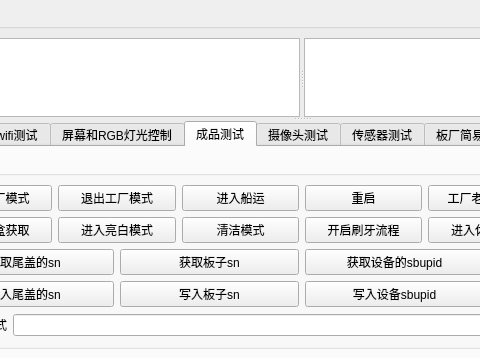
The window that mainwindow.ui (yuhuang163/test) describes before a commit, drawn with Qt 5; both pictures show x 539 to 1019 and y 0 to 358 of the 1252 by 827 pixel window.
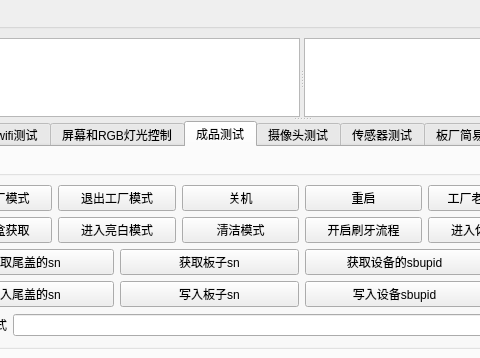
The same window after the commit. The open tabs and pages were chosen to show the change.

```diff
--- a/mainwindow.ui
+++ b/mainwindow.ui
@@ -1017,7 +1017,7 @@
                      <item>
                       <widget class="QPushButton" name="enterShipModeButton">
                        <property name="text">
-                        <string>进入船运</string>
+                        <string>关机</string>
                        </property>
                       </widget>
                      </item>
```
Left out of the diff: 2 changed lines with no effect on the pictures.
